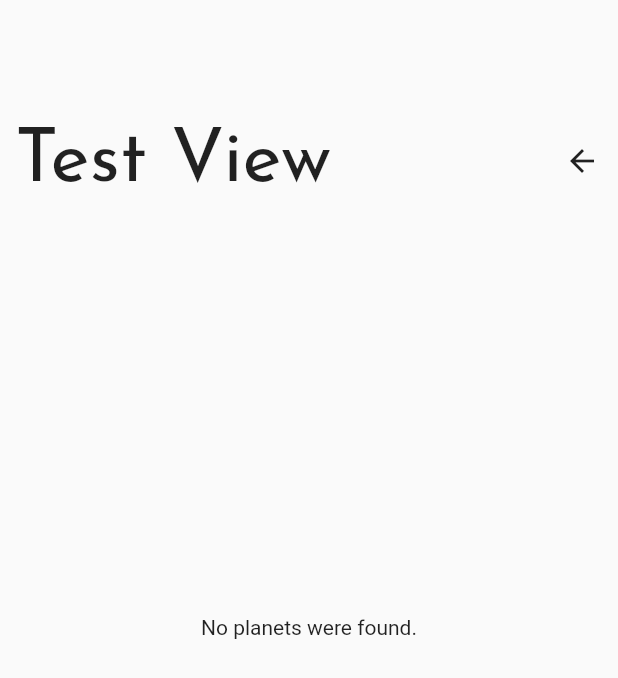
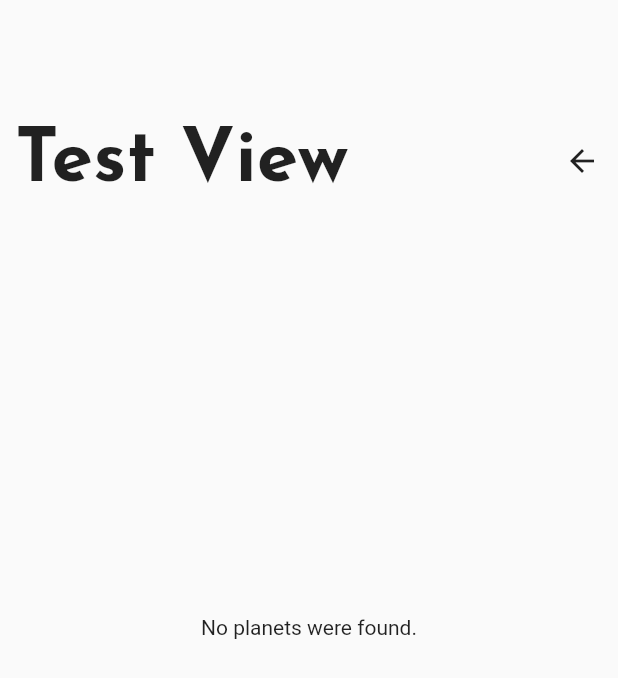
Before and after one commit to gumbarros/kepler, a Flutter app: the screen it shows after launch, after a tap on "Test View", on a phone screen of 412 x 824 dp. Shown: the top 678 px of the screen. Run offline on Flutter 3.47's test engine with Material 2 defaults, Android fonts, the phone set to English and light mode, and no system bars; our stand-ins replace flutter_spinkit, get, get_storage, syncfusion_flutter_charts; missing offline and left inert: json_async, slimy_card, syncfusion_flutter_core; network calls fail.

Commit message:
Improved overall UX
Smoother Scroll, Removed GoogleFonts pckg (Unstable for first launch, causes small hiccups), added icons

```diff
--- a/lib/views/homeView.dart
+++ b/lib/views/homeView.dart
@@ -33,7 +33,7 @@ class HomeView extends StatelessWidget {
                     ),
                   ),
                   SizedBox(
-                    height: Get.height / 10,
+                    height: Get.height / 13,
                   ),
                   Padding(
                     padding: const EdgeInsets.only(left: 10.0),
@@ -65,14 +65,14 @@ class HomeView extends StatelessWidget {
                       MenuCard(
                           onTap: () => Get.toNamed('/charts'),
                           text: string.text("charts"), //Explore Data?
-                          colorList: [Color(0xFFF30CFD0), Color(0XFFF330867)]),
+                          colorList: [Color(0XFFFFDA085), Color(0xFFFF6D365)]),
                       SizedBox(
                         height: 30,
                       ),
                       MenuCard(
                           onTap: () => Get.to(TestView()),
                           text: "Test View", //Explore Data?
-                          colorList: [Color(0xFFF30CFD0), Color(0XFFF330867)]),
+                          colorList: [Color(0xFFFA18CD1), Color(0XFFFFBC2EB)]),
                     ],
                   )
                 ],
--- a/lib/views/testView.dart
+++ b/lib/views/testView.dart
@@ -1,6 +1,5 @@
 import 'package:flutter/material.dart';
 import 'package:get/get.dart';
-import 'package:google_fonts/google_fonts.dart';
 import 'package:kepler/api/api.dart';
 import 'package:kepler/locale/translations.dart';
 import 'package:kepler/widgets/header/header.dart';
@@ -61,7 +60,7 @@ class _TestViewState extends State<TestView> with TickerProviderStateMixin {
                           return Center(
                             child: Text(
                               string.text("no_planet"),
-                              style: GoogleFonts.roboto(),
+                              style: TextStyle(fontFamily: "Roboto"),
                             ),
                           );
                         }
--- a/lib/widgets/cards/menuCard.dart
+++ b/lib/widgets/cards/menuCard.dart
@@ -1,6 +1,5 @@
 import 'package:flutter/material.dart';
 import 'package:get/route_manager.dart';
-import 'package:google_fonts/google_fonts.dart';
 
 class MenuCard extends StatefulWidget {
   final Function onTap;
@@ -53,9 +52,10 @@ class _MenuCardState extends State<MenuCard> with TickerProviderStateMixin {
                 alignment: Alignment.centerLeft,
                 child: Text(
                   widget.text,
-                  style: GoogleFonts.josefinSans(
-                    fontSize: 25,
-                    fontWeight: FontWeight.bold,
+                  style: TextStyle(
+                      fontFamily: "JosefinSans",
+                      fontSize: 25,
+                      fontWeight: FontWeight.bold
                   ),
                 ),
               ),
--- a/lib/widgets/forms/searchBar.dart
+++ b/lib/widgets/forms/searchBar.dart
@@ -1,6 +1,5 @@
 import 'package:flutter/material.dart';
 import 'package:get/route_manager.dart';
-import 'package:google_fonts/google_fonts.dart';
 
 class SearchBar extends StatefulWidget {
   final Function searchFunc;
@@ -39,7 +38,9 @@ class _SearchBarState extends State<SearchBar> {
                       onChanged: (String value) {
                         search = value;
                       },
-                      style: GoogleFonts.robotoCondensed(),
+                      style: TextStyle(
+                        fontFamily: "Roboto"
+                      ),
                       keyboardType: TextInputType.text,
                       decoration: InputDecoration(
                         border: InputBorder.none,
--- a/lib/widgets/header/header.dart
+++ b/lib/widgets/header/header.dart
@@ -1,5 +1,4 @@
 import 'package:flutter/material.dart';
-import 'package:google_fonts/google_fonts.dart';
 
 class Header extends StatelessWidget {
   final String title;
@@ -22,8 +21,13 @@ class Header extends StatelessWidget {
                 Expanded(
                   child: Padding(
                     padding: const EdgeInsets.only(left: 10.0),
-                    child: Text(title,
-                        style: GoogleFonts.josefinSans(fontSize: 50)),
+                    child: Text(
+                      title,
+                      style: TextStyle(
+                          fontFamily: "JosefinSans",
+                          fontSize: 50,
+                          fontWeight: FontWeight.bold),
+                    ),
                   ),
                 ),
                 IconButton(
```
Also changed, not shown: lib/views/exploreView.dart (+3 -10 lines), lib/widgets/cards/planetCard.dart (+7 -7 lines), pubspec.yaml (+7 -7 lines), fonts/JosefinSans.ttf (added), fonts/Roboto-Regular.ttf (added), pubspec.lock, 5 other files.
